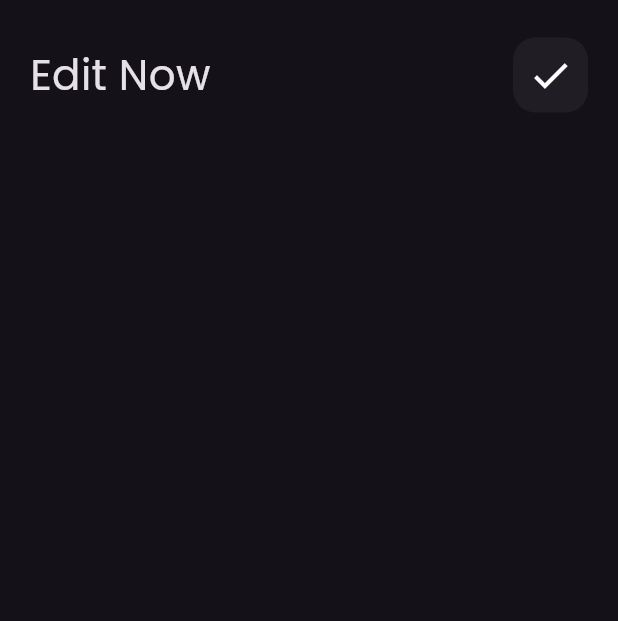
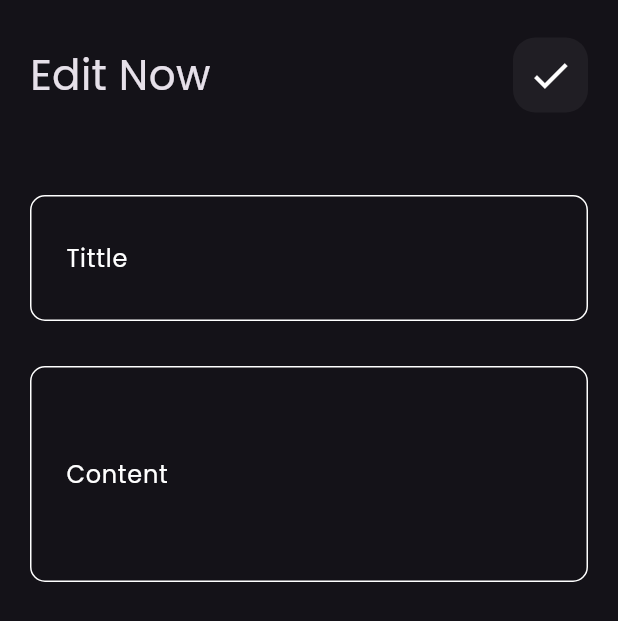
Before and after one commit to ahmedadss2003/notesapp, a Flutter app: the EditNewViewBody screen opened directly, on a phone screen of 412 x 824 dp. Shown: the top 621 px of the screen. Run offline on Flutter 3.47's test engine with Material 3 defaults, Android fonts, the phone set to English and light mode, and no system bars; our stand-ins replace font_awesome_flutter.

```diff
--- a/lib/widgets/edit_new_view_body.dart
+++ b/lib/widgets/edit_new_view_body.dart
@@ -1,5 +1,6 @@
 import 'package:flutter/material.dart';
 import 'package:notesapp/widgets/custom_app_bar.dart';
+import 'package:notesapp/widgets/custom_text_form_field.dart';
 
 class EditNewViewBody extends StatelessWidget {
   const EditNewViewBody({super.key});
@@ -22,12 +23,23 @@ class CustomEditView extends StatelessWidget {
       child: Column(
 
         children: [
-          // SizedBox(height: 50,),
-          CustomAppBar(
+
+        CustomAppBar(
             icon: Icons.done,
             title: "Edit Now",
-          )
-
+          ),
+        const SizedBox(height: 50,),
+        CustomTextField(
+          hint: "Tittle",
+          horizontalPadding: 20,
+          verticalPadding: 30,
+        ),
+         const SizedBox(height: 30,),
+        CustomTextField(
+          hint: "Content",
+          horizontalPadding: 20,
+          verticalPadding: 60,
+        ),
         ],
       ),
     );
```
